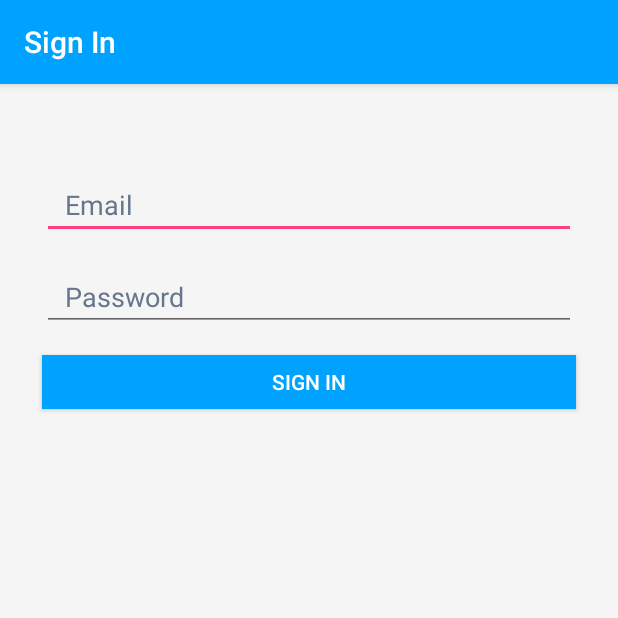
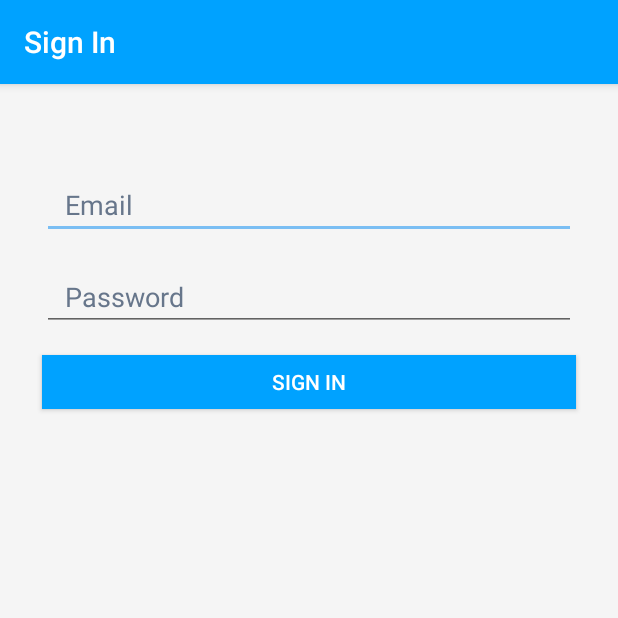
Before and after one commit to shalomweiss/mm-android-2017, an Android app: the screen it shows after launch (LoginActivity), on a phone screen of 412 x 824 dp, the top half of it. Run offline under Robolectric (Android 15) with nearby library versions, the phone set to English and light mode, and no system bars.

Commit message:
accentcolor changed Team B

```diff
--- a/app/src/main/res/values/colors.xml
+++ b/app/src/main/res/values/colors.xml
@@ -2,6 +2,6 @@
 <resources>
     <color name="colorPrimary">#00a2ff</color>
     <color name="colorPrimaryDark">#007EC7</color>
-    <color name="colorAccent">#FF4081</color>
+    <color name="colorAccent">#7ABEF3</color>
     <color name="textHintColor">#67768B</color>
 </resources>
```
